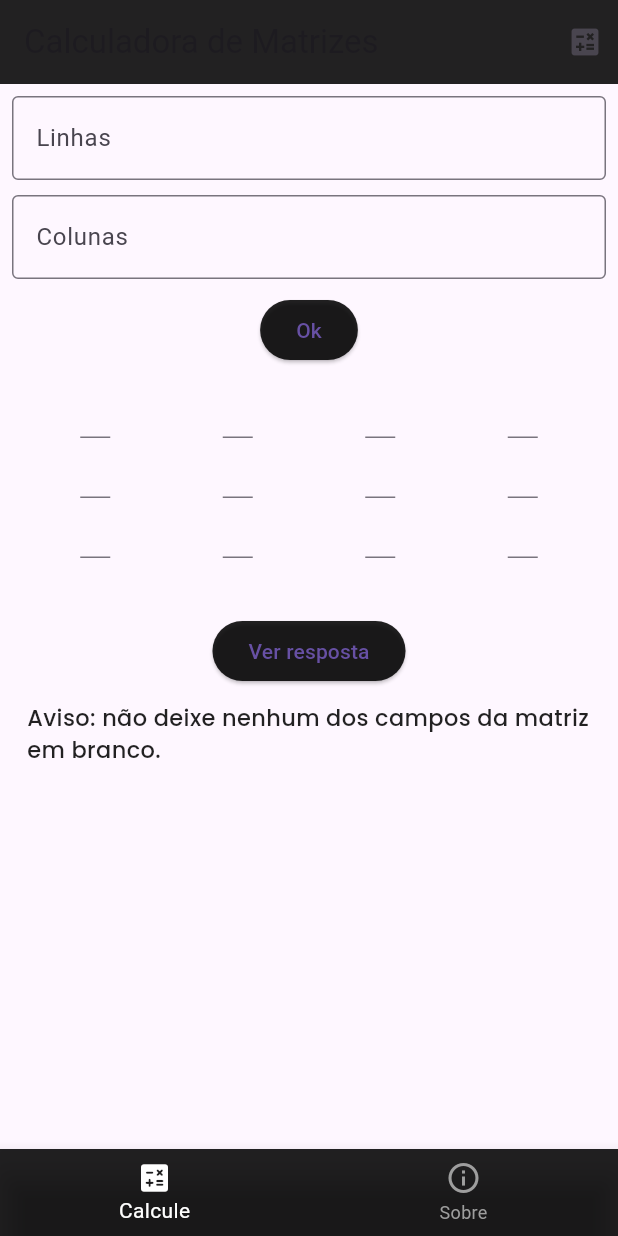
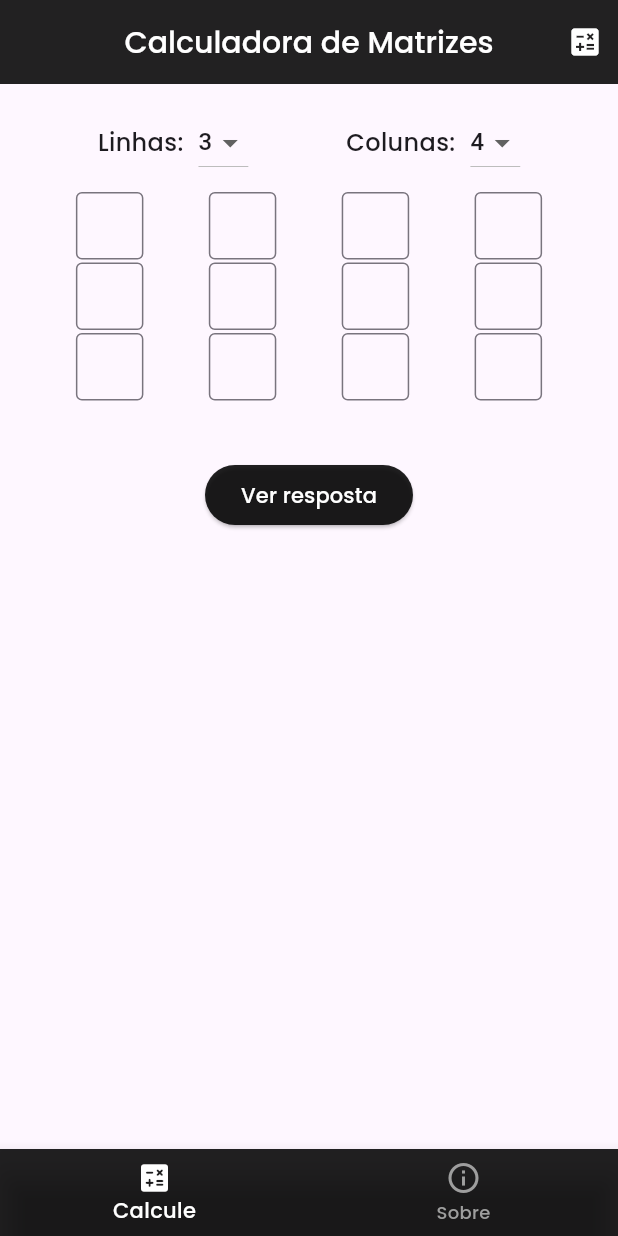
Before and after one commit to JhonnataC/app_calculadora_matrizes, a Flutter app: the screen it shows after launch, on a phone screen of 412 x 824 dp. Run offline on Flutter 3.47's test engine with Material 3 defaults, Android fonts, the phone set to English and light mode, and no system bars.

Commit message:
ajustes na interface

```diff
--- a/lib/CalculatePage.dart
+++ /dev/null
@@ -1,137 +0,0 @@
-import 'package:flutter/material.dart';
-import 'Matriz.dart';
-import 'ResultPage.dart';
-
-class CalculatePage extends StatefulWidget {
-  const CalculatePage({super.key});
-
-  @override
-  State<CalculatePage> createState() => _CalculatePageState();
-}
-
-class _CalculatePageState extends State<CalculatePage> {
-  int numLinhas = 3;
-  int numColunas = 4;
-  final linhasFieldController = TextEditingController();
-  final colunasFieldController = TextEditingController();
-
-  @override
-  Widget build(BuildContext context) {
-    return Scaffold(
-      appBar: AppBar(
-        backgroundColor: Colors.black87,
-        actions: const <Widget>[
-          Padding(
-            padding: EdgeInsets.all(10.0),
-            child: Icon(Icons.calculate),
-          ),
-        ],
-        title: const Text(
-          'Calculadora de Matrizes',
-        ),
-      ),
-      body: SizedBox(
-        width: MediaQuery.of(context).size.width,
-        height: MediaQuery.of(context).size.height,
-        child: Padding(
-          padding: const EdgeInsets.all(8.0),
-          child: SingleChildScrollView(
-            child: Column(
-              children: [
-                TextField(
-                  controller: linhasFieldController,
-                  decoration: const InputDecoration(
-                    border: OutlineInputBorder(),
-                    labelText: 'Linhas',
-                  ),
-                  keyboardType: const TextInputType.numberWithOptions(),
-                ),
-                const SizedBox(height: 10),
-                TextField(
-                  controller: colunasFieldController,
-                  decoration: const InputDecoration(
-                    border: OutlineInputBorder(),
-                    labelText: 'Colunas',
-                  ),
-                  keyboardType: const TextInputType.numberWithOptions(),
-                ),
-                const SizedBox(
-                  height: 10,
-                ),
-                ElevatedButton(
-                  style: ElevatedButton.styleFrom(
-                    backgroundColor: Colors.black87,
-                  ),
-                  onPressed: () {
-                    setState(() {
-                      try {
-                        numLinhas = int.parse(linhasFieldController.text);
-                        numColunas = int.parse(colunasFieldController.text);
-                      } catch (e) {
-                        showDialog(
-                          context: context,
-                          builder: (BuildContext context) {
-                            return AlertDialog(
-                              title: const Text('Atenção'),
-                              content: const Text('Preencha todos os campos!'),
-                              actions: <Widget>[
-                                ElevatedButton(
-                                  style: ElevatedButton.styleFrom(
-                                    backgroundColor: Colors.black87,
-                                  ),
-                                  onPressed: () {
-                                    Navigator.of(context).pop();
-                                  },
-                                  child: const Text('Fechar'),
-                                )
-                              ],
-                            );
-                          },
-                        );
-                        linhasFieldController.clear();
-                        colunasFieldController.clear();
-                      }
-                    });
-                  },
-                  child: const Text('Ok'),
-                ),
-                // Inputs da matriz
-                Padding(
-                  padding: const EdgeInsets.all(8),
-                  child: Matriz.inputsMatriz(numLinhas, numColunas),
-                ),
-                const SizedBox(
-                  height: 30,
-                ),
-                ElevatedButton(
-                  style: ElevatedButton.styleFrom(
-                    backgroundColor: Colors.black87,
-                  ),
-                  onPressed: () {
-                    Navigator.of(context).push(
-                      MaterialPageRoute(
-                        builder: (context) => const ResultPage(),
-                      ),
-                    );
-                  },
-                  child: const Text('Ver resposta'),
-                ),
-                const Padding(
-                  padding: EdgeInsets.all(10.0),
-                  child: Text(
-                    'Aviso: não deixe nenhum dos campos da matriz em branco.',
-                    style: TextStyle(
-                      fontFamily: 'Poppins',
-                      fontSize: 15,
-                      color: Colors.black87,
-                    ),
-                  ),
-                )
-              ],
-            ),
-          ),
-        ),
-      ),
-    );
-  }
-}
--- a/lib/MyApp.dart
+++ /dev/null
@@ -1,14 +0,0 @@
-import 'package:flutter/material.dart';
-import 'HomePage.dart';
-
-class MyApp extends StatelessWidget {
-  const MyApp({super.key});
-
-  @override
-  Widget build(BuildContext context) {
-    return const MaterialApp(
-      title: 'Calculadora De Matrizes',
-      home: HomePage(),
-    );
-  }
-}
--- a/lib/main.dart
+++ b/lib/main.dart
@@ -1,6 +1,6 @@
 import 'package:flutter/material.dart';
-import 'MyApp.dart';
+import 'src/my_app.dart';
 
 main(List<String> args) {
-  runApp(MyApp());
+  runApp(const MyApp());
 }
--- a/lib/Matriz.dart
+++ b/lib/src/controllers/matriz.dart
@@ -1,4 +1,5 @@
 import 'package:flutter/material.dart';
+import 'package:flutter/services.dart';
 
 class Matriz {
   List<List<double>> dimensao = [];
@@ -22,7 +23,7 @@ class Matriz {
     _criarListaInputsControllers(numLinhas, numColunas);
   }
 
-  // Com a matriz de controllers já montada, agora adiciona aos controllers um TextEditingController() próprio
+  // Com a matriz de controllers já montada, agora inicia eles
   void _criarListaInputsControllers(int numLinhas, int numColunas) {
     for (int i = 0; i < numLinhas; i++) {
       for (int j = 0; j < numColunas; j++) {
@@ -65,17 +66,31 @@ class Matriz {
       children: [
         for (int i = 0; i < numLinhas; i++)
           Row(
-            mainAxisAlignment: MainAxisAlignment.spaceAround,
+            mainAxisAlignment: MainAxisAlignment.spaceEvenly,
             children: [
               for (int j = 0; j < numColunas; j++)
                 Column(
                   children: [
-                    SizedBox(
-                      width: widthBox,
-                      height: 40,
-                      child: TextField(
-                        controller: matriz.listaInputsControllers[i][j],
-                        keyboardType: const TextInputType.numberWithOptions(),
+                    Padding(
+                      padding: const EdgeInsets.all(1),
+                      child: SizedBox(
+                        width: 45,
+                        height: 45,
+                        child: TextField(
+                          controller: matriz.listaInputsControllers[i][j],
+                          maxLength: 2,
+                          keyboardType: TextInputType.number,
+                          inputFormatters: [
+                            FilteringTextInputFormatter.digitsOnly,
+                          ],
+                          textInputAction: TextInputAction.next,
+                          style: const TextStyle(
+                              fontSize: 15, color: Colors.black),
+                          decoration: const InputDecoration(
+                            border: OutlineInputBorder(),
+                            counterText: '',
+                          ),
+                        ),
                       ),
                     ),
                   ],
--- /dev/null
+++ b/lib/src/my_app.dart
@@ -0,0 +1,36 @@
+import 'package:flutter/material.dart';
+import 'screens/home_screen.dart';
+
+class MyApp extends StatelessWidget {
+  const MyApp({super.key});
+
+  @override
+  Widget build(BuildContext context) {
+    return MaterialApp(
+      title: 'Calculadora De Matrizes',
+      debugShowCheckedModeBanner: false,
+      theme: ThemeData(
+        appBarTheme: ThemeData().appBarTheme.copyWith(
+          backgroundColor: Colors.black87,
+          foregroundColor: Colors.white,
+          centerTitle: true,
+          titleTextStyle: const TextStyle(
+            fontFamily: 'Poppins',
+            fontSize: 20,
+          ),
+        ),
+        textTheme: ThemeData().textTheme.copyWith(
+          bodyMedium: const TextStyle(
+            fontFamily: 'Poppins',
+            fontSize: 16,
+          ),
+        ),
+        colorScheme: ThemeData().colorScheme.copyWith(
+          primary: Colors.black,
+          secondary: Colors.white,
+        )
+      ),
+      home: const HomeScreen(),
+    );
+  }
+}
--- /dev/null
+++ b/lib/src/screens/calculate_screen.dart
@@ -0,0 +1,105 @@
+import 'package:flutter/material.dart';
+import '../controllers/matriz.dart';
+import 'result_screen.dart';
+
+class CalculatorScreen extends StatefulWidget {
+  const CalculatorScreen({super.key});
+
+  @override
+  State<CalculatorScreen> createState() => _CalculatorScreenState();
+}
+
+class _CalculatorScreenState extends State<CalculatorScreen> {
+  int lines = 3;
+  int columns = 4;
+
+  final List options = [2, 3, 4, 5, 6, 7];
+
+  @override
+  Widget build(BuildContext context) {
+    return Scaffold(
+      appBar: AppBar(
+        actions: const <Widget>[
+          Padding(
+            padding: EdgeInsets.all(10.0),
+            child: Icon(Icons.calculate),
+          ),
+        ],
+        title: const Text(
+          'Calculadora de Matrizes',
+        ),
+      ),
+      body: SingleChildScrollView(
+        child: Column(
+          children: [
+            const SizedBox(height: 15),
+            Row(
+              mainAxisAlignment: MainAxisAlignment.spaceEvenly,
+              children: [
+                Row(
+                  children: [
+                    Text('Linhas:',
+                        style: Theme.of(context).textTheme.bodyMedium),
+                    const SizedBox(width: 10),
+                    DropdownButton<int>(
+                      value: lines,
+                      onChanged: (value) {
+                        setState(() => lines = value ?? 3);
+                      },
+                      items: options.map((value) {
+                        return DropdownMenuItem<int>(
+                          value: value,
+                          child: Text('$value'),
+                        );
+                      }).toList(),
+                    ),
+                  ],
+                ),
+                Row(
+                  children: [
+                    Text('Colunas:',
+                        style: Theme.of(context).textTheme.bodyMedium),
+                    const SizedBox(width: 10),
+                    DropdownButton<int>(
+                      value: columns,
+                      onChanged: (value) {
+                        setState(() => columns = value ?? 3);
+                      },
+                      items: options.map((value) {
+                        return DropdownMenuItem<int>(
+                          value: value,
+                          child: Text('$value'),
+                        );
+                      }).toList(),
+                    ),
+                  ],
+                ),
+              ],
+            ),
+            Padding(
+              padding: const EdgeInsets.all(8),
+              child: Matriz.inputsMatriz(lines, columns),
+            ),
+            const SizedBox(height: 30),
+            ElevatedButton(
+              style: ElevatedButton.styleFrom(
+                backgroundColor: Colors.black87,
+              ),
+              onPressed: () {
+                Navigator.of(context).push(
+                  MaterialPageRoute(
+                    builder: (context) => const ResultScreen(),
+                  ),
+                );
+              },
+              child: const Text(
+                'Ver resposta',
+                style: TextStyle(color: Colors.white, fontFamily: 'Poppins'),
+              ),
+            ),
+          ],
+        ),
+      ),
+    );
+  }
+}
--- a/lib/HomePage.dart
+++ b/lib/src/screens/home_screen.dart
@@ -1,25 +1,24 @@
-import 'package:app_calculadora_matrizes/CalculatePage.dart';
+import 'package:app_calculadora_matrizes/src/screens/calculate_screen.dart';
 import 'package:flutter/material.dart';
+import 'info_screen.dart';
 
-import 'SobrePage.dart';
-
-class HomePage extends StatefulWidget {
-  const HomePage({super.key});
+class HomeScreen extends StatefulWidget {
+  const HomeScreen({super.key});
 
   @override
-  State<HomePage> createState() => _HomePageState();
+  State<HomeScreen> createState() => _HomeScreenState();
 }
 
-class _HomePageState extends State<HomePage> {
+class _HomeScreenState extends State<HomeScreen> {
   int _currentPageIndex = 0;
 
   @override
   Widget build(BuildContext context) {
     Widget page;
     if (_currentPageIndex == 0) {
-      page = const CalculatePage();
+      page = const CalculatorScreen();
     } else if (_currentPageIndex == 1) {
-      page = const SobrePage();
+      page = const InfoScreen();
     } else {
       throw UnimplementedError('no widget for $_currentPageIndex');
     }
```
Also changed, not shown: lib/src/screens/info_screen.dart (renamed from lib/SobrePage.dart, +6 -6 lines), lib/src/screens/result_screen.dart (renamed from lib/ResultPage.dart, +7 -17 lines), lib/src/widgets/measurements_matrix_inputs.dart (added, +52 -0 lines), pubspec.lock, 2 other files.
